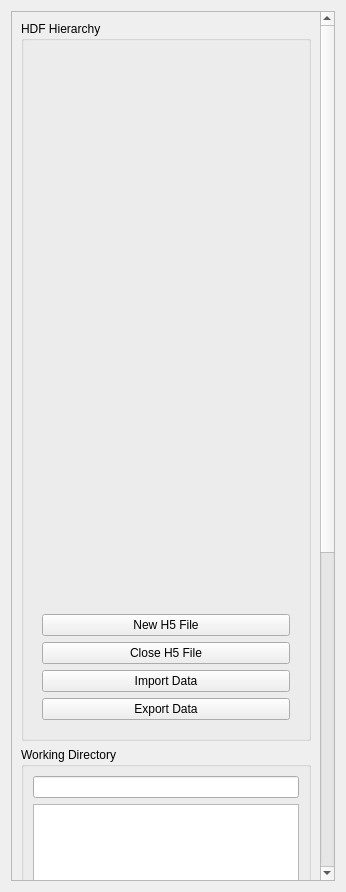
First picture: the form in ui/uiWidgetFile.ui, repository ManifoldsHu/FourDExplorer, before the edit.
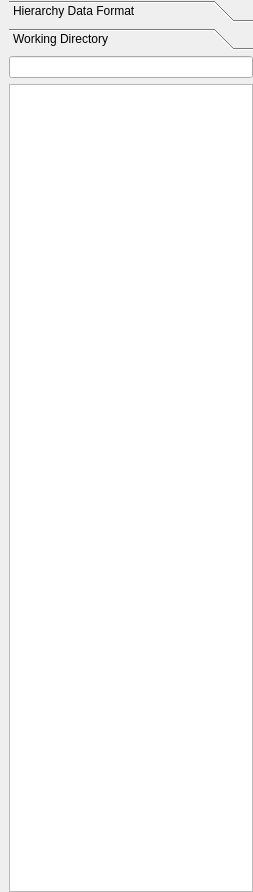
Second picture: the form after the edit. Custom widgets are drawn as their Qt base class.

Commit message: modifying HDFViewer's ui. Change buttons to Actions in the toolbars. Move Actions into ./bin/Actions/

Patch:
```diff
--- a/ui/uiWidgetFile.ui
+++ b/ui/uiWidgetFile.ui
@@ -6,120 +6,77 @@
    <rect>
     <x>0</x>
     <y>0</y>
-    <width>346</width>
+    <width>253</width>
     <height>892</height>
    </rect>
   </property>
   <property name="windowTitle">
    <string>Form</string>
   </property>
-  <layout class="QVBoxLayout" name="verticalLayout_4">
+  <layout class="QVBoxLayout" name="verticalLayout_2">
+   <property name="leftMargin">
+    <number>9</number>
+   </property>
+   <property name="topMargin">
+    <number>0</number>
+   </property>
+   <property name="rightMargin">
+    <number>0</number>
+   </property>
+   <property name="bottomMargin">
+    <number>0</number>
+   </property>
    <item>
-    <widget class="QScrollArea" name="scrollArea">
-     <property name="minimumSize">
-      <size>
-       <width>0</width>
-       <height>0</height>
-      </size>
+    <widget class="QToolBox" name="toolBox_file">
+     <property name="currentIndex">
+      <number>1</number>
      </property>
-     <property name="widgetResizable">
-      <bool>true</bool>
+     <property name="tabSpacing">
+      <number>6</number>
      </property>
-     <widget class="QWidget" name="scrollAreaWidgetContents">
+     <widget class="WidgetHDFViewer" name="page_hdf_viewer">
       <property name="geometry">
        <rect>
         <x>0</x>
         <y>0</y>
-        <width>309</width>
-        <height>1384</height>
+        <width>244</width>
+        <height>832</height>
        </rect>
       </property>
-      <layout class="QVBoxLayout" name="verticalLayout_3">
+      <attribute name="label">
+       <string>Hierarchy Data Format</string>
+      </attribute>
+     </widget>
+     <widget class="QWidget" name="page_working_directory">
+      <property name="geometry">
+       <rect>
+        <x>0</x>
+        <y>0</y>
+        <width>244</width>
+        <height>832</height>
+       </rect>
+      </property>
+      <attribute name="label">
+       <string>Working Directory</string>
+      </attribute>
+      <layout class="QVBoxLayout" name="verticalLayout">
+       <property name="leftMargin">
+        <number>0</number>
+       </property>
+       <property name="topMargin">
+        <number>0</number>
+       </property>
+       <property name="rightMargin">
+        <number>0</number>
+       </property>
+       <property name="bottomMargin">
+        <number>0</number>
+       </property>
        <item>
-        <widget class="QGroupBox" name="groupBox">
-         <property name="minimumSize">
-          <size>
-           <width>0</width>
-           <height>720</height>
-          </size>
-         </property>
-         <property name="title">
-          <string>HDF Hierarchy</string>
-         </property>
-         <layout class="QVBoxLayout" name="verticalLayout_2">
-          <item>
-           <widget class="WidgetHDFViewer" name="widget_HDFTreeView" native="true">
-            <property name="sizePolicy">
-             <sizepolicy hsizetype="Expanding" vsizetype="Expanding">
-              <horstretch>0</horstretch>
-              <verstretch>0</verstretch>
-             </sizepolicy>
-            </property>
-           </widget>
-          </item>
-          <item>
-           <widget class="QWidget" name="widget" native="true">
-            <layout class="QVBoxLayout" name="verticalLayout">
-             <item>
-              <widget class="QPushButton" name="pushButton_new_file">
-               <property name="text">
-                <string>New H5 File</string>
-               </property>
-              </widget>
-             </item>
-             <item>
-              <widget class="QPushButton" name="pushButton_close_file">
-               <property name="text">
-                <string>Close H5 File</string>
-               </property>
-              </widget>
-             </item>
-             <item>
-              <widget class="QPushButton" name="pushButton_import_data">
-               <property name="text">
-                <string>Import Data</string>
-               </property>
-              </widget>
-             </item>
-             <item>
-              <widget class="QPushButton" name="pushButton_export_data">
-               <property name="text">
-                <string>Export Data</string>
-               </property>
-              </widget>
-             </item>
-            </layout>
-           </widget>
-          </item>
-         </layout>
-        </widget>
+        <widget class="QLineEdit" name="lineEdit_working_directory"/>
        </item>
        <item>
-        <widget class="QGroupBox" name="groupBox_2">
-         <property name="sizePolicy">
-          <sizepolicy hsizetype="Preferred" vsizetype="Preferred">
-           <horstretch>0</horstretch>
-           <verstretch>0</verstretch>
-          </sizepolicy>
-         </property>
-         <property name="minimumSize">
-          <size>
-           <width>0</width>
-           <height>640</height>
-          </size>
-         </property>
-         <property name="title">
-          <string>Working Directory</string>
-         </property>
-         <layout class="QVBoxLayout" name="verticalLayout_5">
-          <item>
-           <widget class="QLineEdit" name="lineEdit_working_directory"/>
-          </item>
-          <item>
-           <widget class="QListView" name="listView_working_directory"/>
-          </item>
-         </layout>
-        </widget>
+        <widget class="QListView" name="listView_working_directory"/>
        </item>
       </layout>
      </widget>
```
The commit also changes 40 other files.
